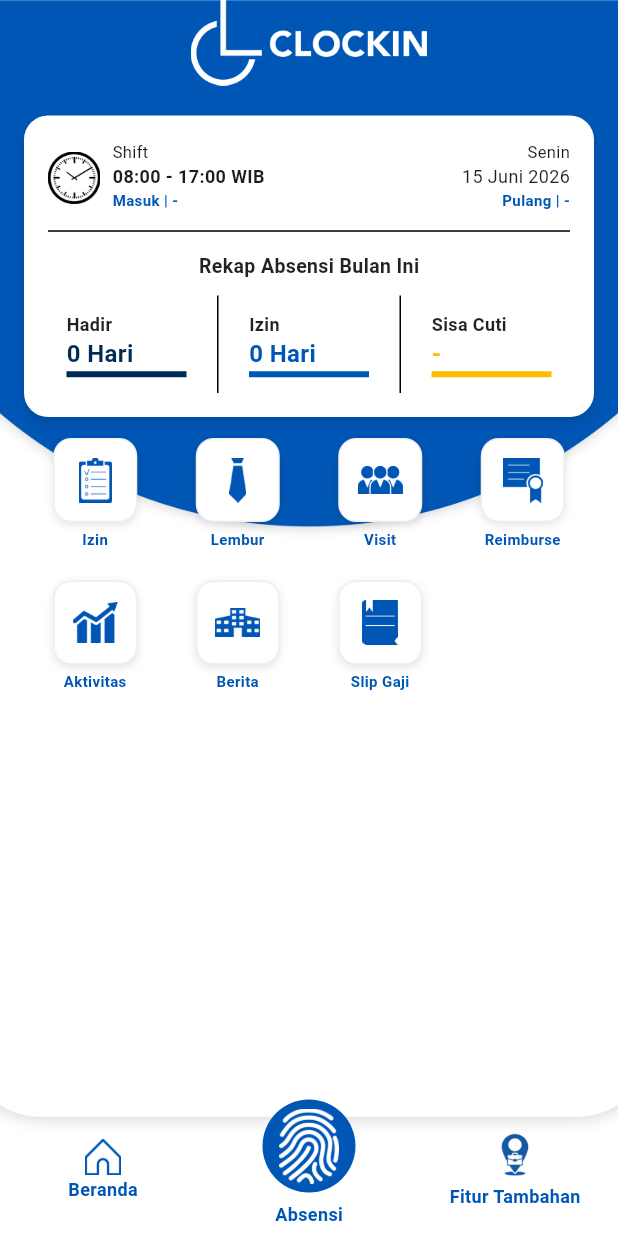
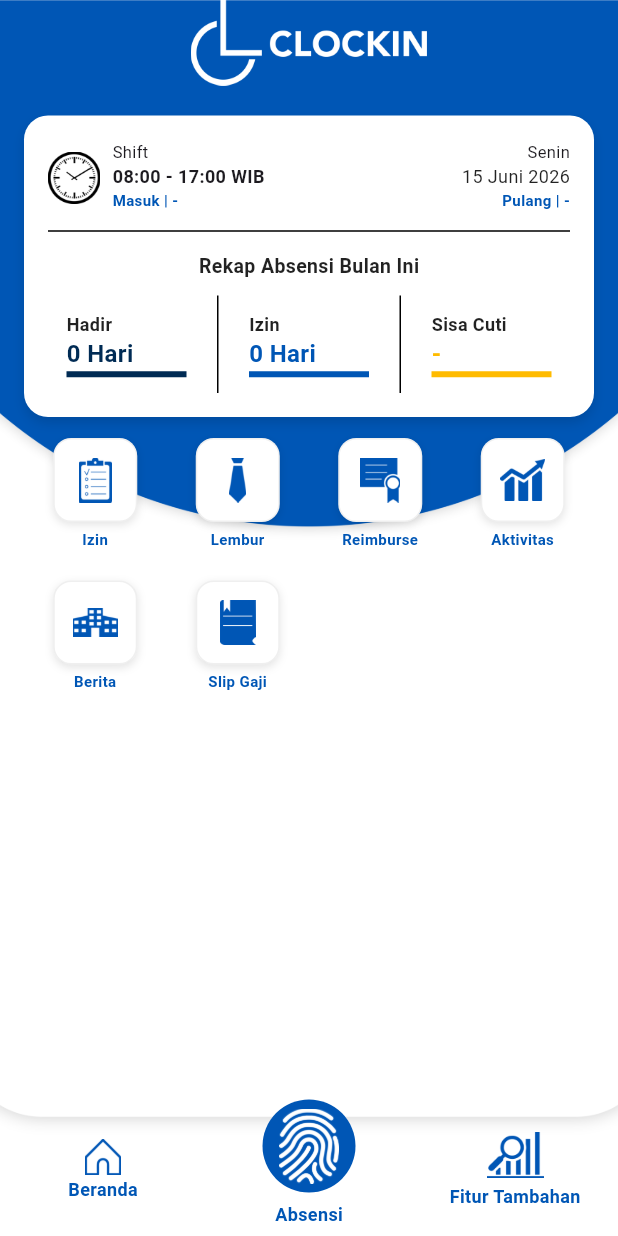
Before and after one commit to 10-Abel-01/Clockin, a Flutter app: the DashboardPage screen opened directly with empty values, scrolled down 91 dp, on a phone screen of 412 x 824 dp. Run offline on Flutter 3.47's test engine with Material 3 defaults, Android fonts, the phone set to English and light mode, and no system bars; our stand-ins replace camera, connectivity_plus, file_picker, flutter_dotenv, flutter_map, geolocator and 3 more; accounts and stored records are empty; network calls fail.

Commit message:
fix: delete visit item, and fix item button nav

```diff
--- a/lib/view/components/custom_bottom_nav.dart
+++ b/lib/view/components/custom_bottom_nav.dart
@@ -98,7 +98,7 @@ class CustomBottomNav extends StatelessWidget {
               Transform.translate(
                 offset: const Offset(0, 0),
                 child: Image.asset(
-                  'assets/img/Visit.png',
+                  'assets/img/Data-Absensi.png',
                   width: 38,
                   height: 38,
                 ),
--- a/lib/view/pages/dashboard/dashboard_page.dart
+++ b/lib/view/pages/dashboard/dashboard_page.dart
@@ -339,11 +339,6 @@ class _DashboardPageState extends State<DashboardPage> {
                               () => Navigator.pushNamed(context, '/lembur'),
                             ),
                             _buildMenuItem(
-                              'Visit',
-                              'assets/img/Shift.png',
-                              () => Navigator.pushNamed(context, '/visit'),
-                            ),
-                            _buildMenuItem(
                               'Reimburse',
                               'assets/img/Reimburse.png',
                               () => Navigator.pushNamed(context, '/reimburse'),
```
